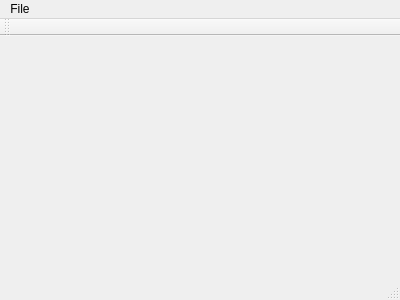
Old version of the form mainwindow.ui in the repository FredrikL/SensorDisplay.
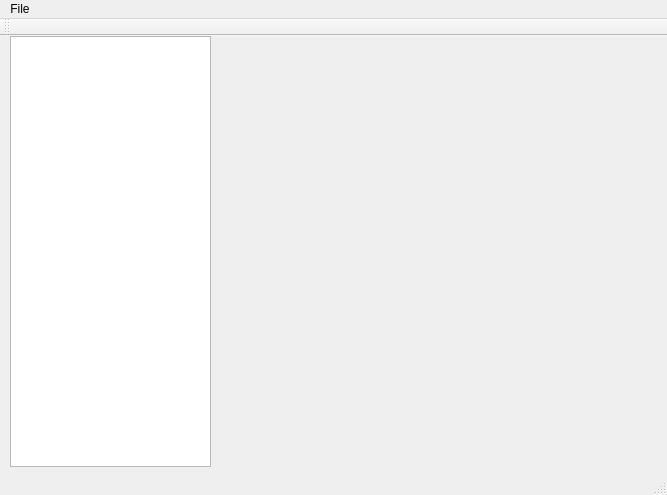
New version of the form.

The edit to the form file:
```diff
--- a/mainwindow.ui
+++ b/mainwindow.ui
@@ -6,20 +6,31 @@
    <rect>
     <x>0</x>
     <y>0</y>
-    <width>400</width>
-    <height>300</height>
+    <width>667</width>
+    <height>495</height>
    </rect>
   </property>
   <property name="windowTitle">
    <string>SensorDisplay</string>
   </property>
-  <widget class="QWidget" name="centralWidget"/>
+  <widget class="QWidget" name="centralWidget">
+   <widget class="QListWidget" name="lvRuns">
+    <property name="geometry">
+     <rect>
+      <x>10</x>
+      <y>0</y>
+      <width>201</width>
+      <height>431</height>
+     </rect>
+    </property>
+   </widget>
+  </widget>
   <widget class="QMenuBar" name="menuBar">
    <property name="geometry">
     <rect>
      <x>0</x>
      <y>0</y>
-     <width>400</width>
+     <width>667</width>
      <height>22</height>
     </rect>
    </property>
```
